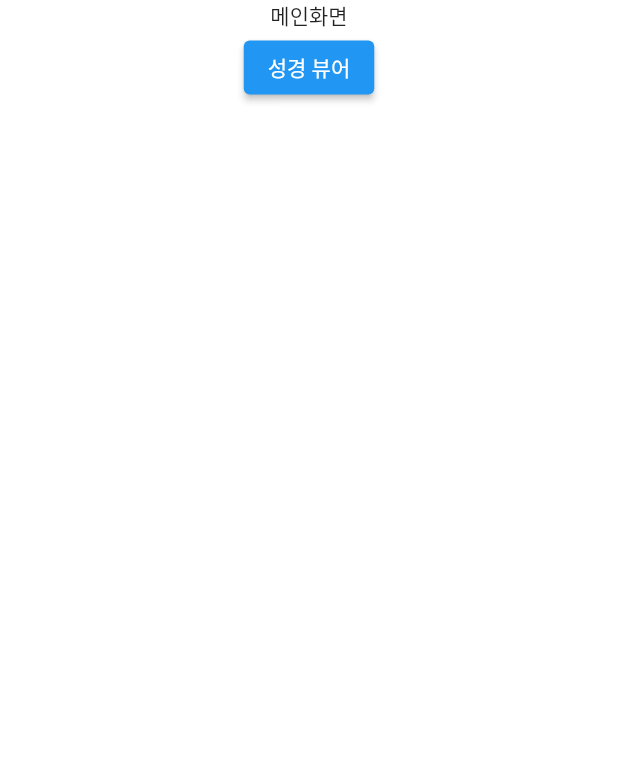
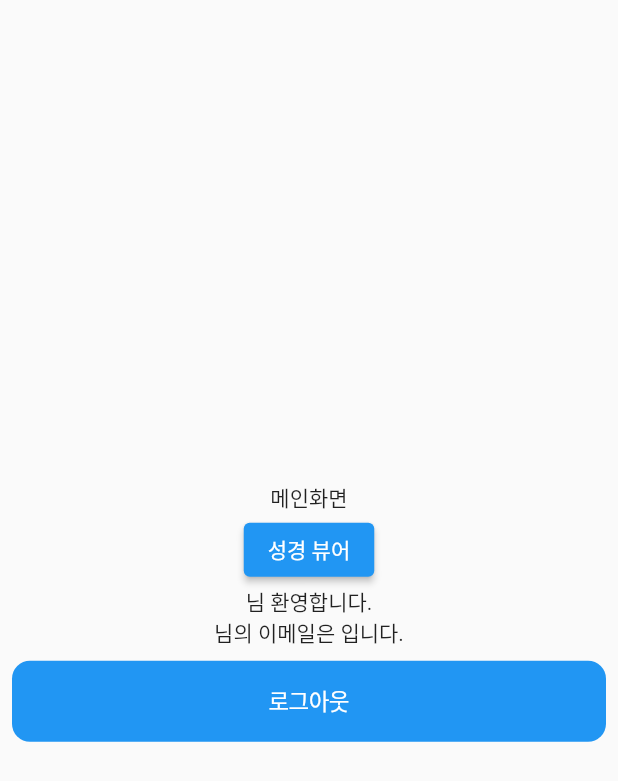
Before and after one commit to navyCK/flutter_sns_login, a Flutter app: the MainScreen screen opened by its route, after a tap on "성경 뷰어", on a phone screen of 412 x 824 dp. Shown: the top 781 px of the screen. Run offline on Flutter 3.47's test engine with Material 2 defaults, Android fonts, the phone set to English and light mode, and no system bars; our stand-ins replace firebase_auth, firebase_core, google_sign_in; missing offline and left inert: flutter_facebook_auth, kakao_flutter_sdk; accounts and stored records are empty.

Commit message:
[SL-02] 구글, 페이스북 로그인 시 메인 화면으로 이동

```diff
--- a/lib/app.dart
+++ b/lib/app.dart
@@ -1,6 +1,6 @@
 import 'package:firebase_core/firebase_core.dart';
 import 'package:flutter/material.dart';
-import 'package:flutter_sns_login/home.dart';
+import 'package:flutter_sns_login/screen/main_screen.dart';
 
 class App extends StatelessWidget {
   @override
@@ -15,7 +15,7 @@ class App extends StatelessWidget {
         }
         if (snapshot.connectionState == ConnectionState.done) {
           print("Firebase load.");
-          return Home();
+          return MainScreen();
         }
         return CircularProgressIndicator();
       },
--- a/lib/main.dart
+++ b/lib/main.dart
@@ -1,11 +1,8 @@
 import 'package:flutter/material.dart';
 import 'package:flutter_sns_login/screen/main_screen.dart';
-import 'package:flutter_sns_login/screen/intro_screen.dart';
 import 'package:flutter_sns_login/screen/login_screen.dart';
 import 'package:kakao_flutter_sdk/all.dart';
-
 import 'app.dart';
-
 
 void main() {
   KakaoContext.clientId = "1128cbbb1c703ee9eaa67949532000be";
--- a/lib/screen/intro_screen.dart
+++ b/lib/screen/intro_screen.dart
@@ -17,9 +17,11 @@ class _IntroScreenState extends State<IntroScreen> {
             child: Column(
               mainAxisAlignment: MainAxisAlignment.center,
               children: [
-                ElevatedButton(onPressed: () {
-                  Navigator.pushNamed(context, '/main');
-                }, child: Text("메인화면")),
+
+                // ElevatedButton(onPressed: () {
+                //   Navigator.pushNamed(context, '/main');
+                // }, child: Text("메인화면")),
+
                 ElevatedButton(onPressed: () {
                   Navigator.pushNamed(context, '/login');
                 }, child: Text("로그인 화면"))
--- a/lib/screen/login_screen.dart
+++ b/lib/screen/login_screen.dart
@@ -96,6 +96,7 @@ class _LoginScreenState extends State<LoginScreen> {
       idToken: googleAuth.idToken,
     );
 
+    Navigator.pop(context);
     // Once signed in, return the UserCredential
     return await FirebaseAuth.instance.signInWithCredential(credential);
   }
@@ -107,6 +108,7 @@ class _LoginScreenState extends State<LoginScreen> {
     // Create a credential from the access token
     final OAuthCredential facebookAuthCredential = FacebookAuthProvider.credential(loginResult.accessToken!.token);
 
+    Navigator.pop(context);
     // Once signed in, return the UserCredential
     return FirebaseAuth.instance.signInWithCredential(facebookAuthCredential);
   }
--- a/lib/screen/main_screen.dart
+++ b/lib/screen/main_screen.dart
@@ -1,5 +1,8 @@
+import 'package:firebase_auth/firebase_auth.dart';
 import 'package:flutter/cupertino.dart';
 import 'package:flutter/material.dart';
+import 'intro_screen.dart';
+import 'login_screen.dart';
 
 class MainScreen extends StatefulWidget {
   @override
@@ -7,25 +10,56 @@ class MainScreen extends StatefulWidget {
 }
 
 class _MainScreenState extends State<MainScreen> {
+
+  Future <LoginScreen> _signOut() async {
+    await FirebaseAuth.instance.signOut();
+    return LoginScreen();
+  }
+
   @override
   Widget build(BuildContext context) {
     return Scaffold(
-      body: SafeArea(
-        child: Container(
-          color: Colors.white,
-          child: Center(
+      body: StreamBuilder(
+        stream: FirebaseAuth.instance.authStateChanges(),
+        builder: (BuildContext context, AsyncSnapshot<User?> snapshot) {
+          if (!snapshot.hasData) {
+            print("로그인을 해주세요.");
+            return IntroScreen();
+          } else {
+            return Center(
               child: Column(
+                mainAxisAlignment: MainAxisAlignment.center,
                 children: [
                   Text("메인화면"),
                   ElevatedButton(onPressed: () {
                     Navigator.pushNamed(context, '/bible');
-                }, child: Text("성경 뷰어"),)
-              ],
+                  },
+                    child: Text("성경 뷰어"),),
+                  Text("${snapshot.data!.displayName}님 환영합니다."),
+                  Text("${snapshot.data!.displayName}님의 이메일은 ${snapshot.data!.email}입니다."),
+                  Padding(
+                    padding: const EdgeInsets.all(8.0),
+                    child: SizedBox(
+                      width: MediaQuery.of(context).size.width,
+                      child: CupertinoButton(
+                        color: Colors.blue,
+                        onPressed: _signOut,
+                        child: Text(
+                          '로그아웃',
+                          style: TextStyle(
+                            fontSize: 15,
+                            color: Colors.white,
                           ),
                         ),
                       ),
                     ),
+                  ),
+                ],
+              ),
             );
           }
-
+        },
+      ),
+    );
   }
+}
```
Also changed, not shown: 1 other file. Lines whose indentation alone changed are shown as unchanged.
